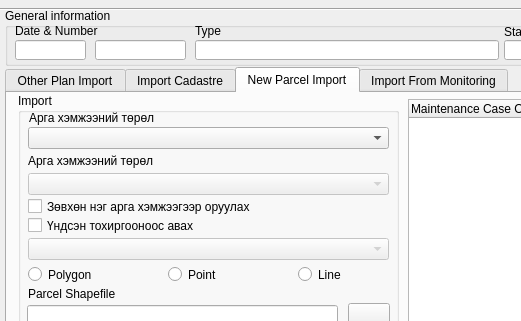
Above: view/PlanCaseDialog.ui from teamlm2/lm2_mgis before the change; both pictures show x 0 to 521 and y 0 to 321 of the 785 by 559 pixel window. Below: the same form after it.
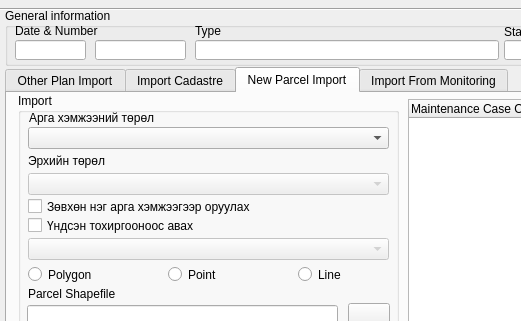
That is the form after the change. The open tabs and pages were chosen to show the change. Icons and pictures are not drawn.

Patch:
```diff
--- a/view/PlanCaseDialog.ui
+++ b/view/PlanCaseDialog.ui
@@ -1010,7 +1010,7 @@
        </rect>
       </property>
       <property name="text">
-       <string>Арга хэмжээний төрөл</string>
+       <string>Эрхийн төрөл</string>
       </property>
      </widget>
     </widget>
```
Left out of the diff: 4 changed lines with no effect on the pictures.
